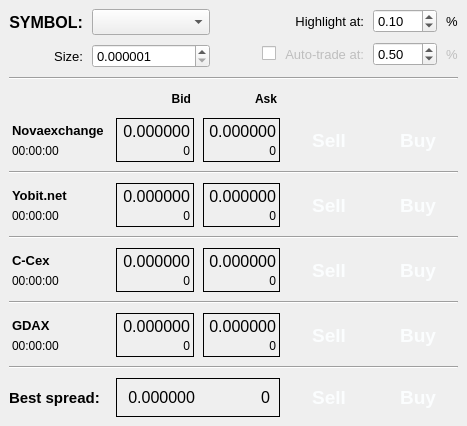
Above: sources/FrontEnd/Terminal/ArbitrageStrategyWindow.ui from alimogh/trdk before the change. Below: the same form after it.
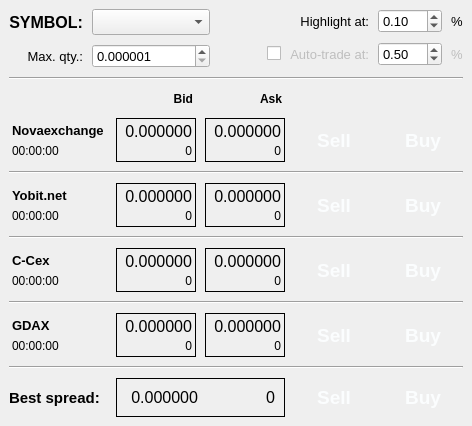
That is the form after the change.

```diff
--- a/sources/FrontEnd/Terminal/ArbitrageStrategyWindow.ui
+++ b/sources/FrontEnd/Terminal/ArbitrageStrategyWindow.ui
@@ -6,7 +6,7 @@
    <rect>
     <x>0</x>
     <y>0</y>
-    <width>467</width>
+    <width>472</width>
     <height>420</height>
    </rect>
   </property>
@@ -1120,7 +1120,7 @@
              </font>
             </property>
             <property name="text">
-             <string>Size:</string>
+             <string>Max. qty.:</string>
             </property>
             <property name="alignment">
              <set>Qt::AlignRight|Qt::AlignTrailing|Qt::AlignVCenter</set>
```
Left out of the diff: 4 changed lines with no effect on the pictures.
